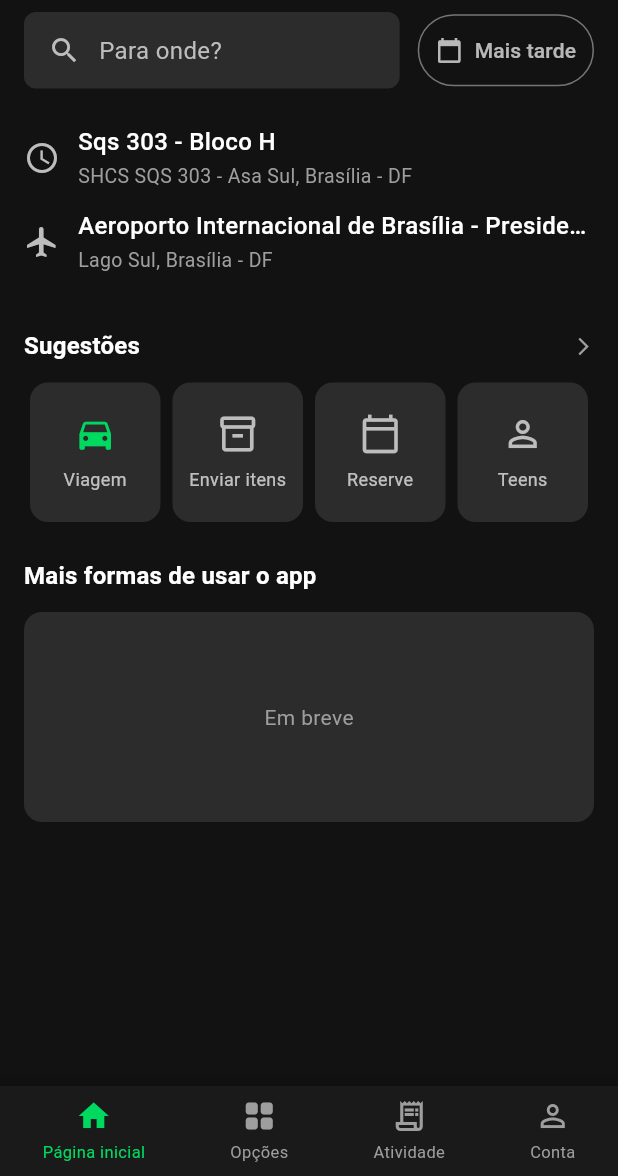
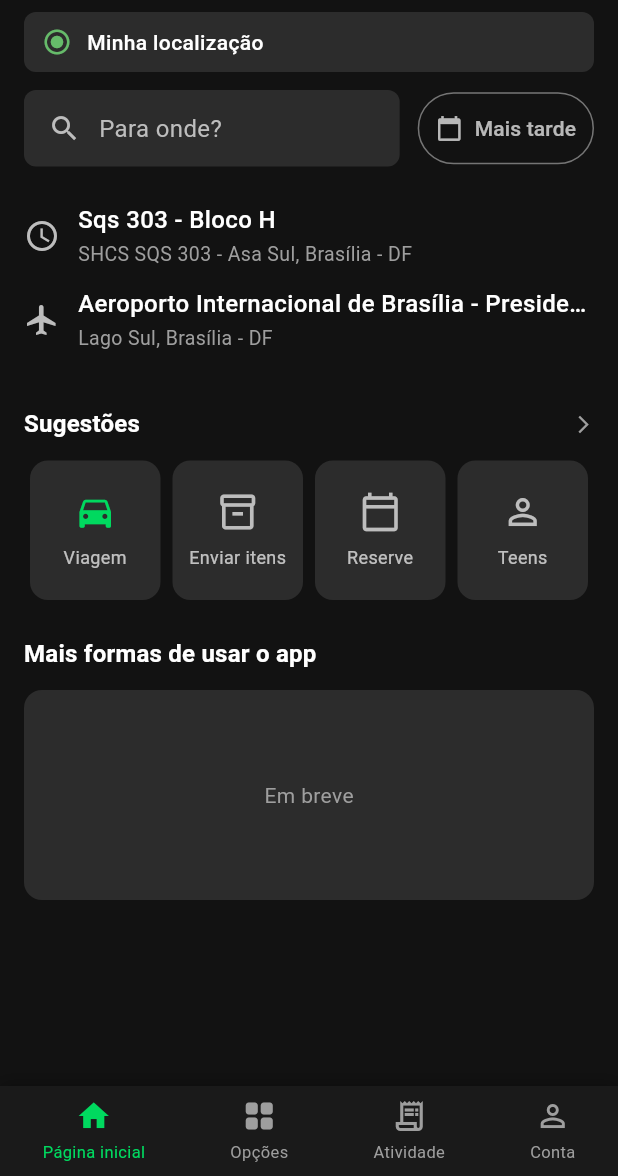
Before and after one commit to bhmtecnologia/rumo, a Flutter app: the screen it shows after launch, after a tap on "Passageiro", on a phone screen of 412 x 824 dp, the part 60-1236 px from its top. Run offline on Flutter 3.47's test engine with Material 3 defaults, Android fonts, the phone set to English and light mode, and no system bars; our stand-ins replace flutter_map, geolocator, latlong2; network calls fail.

Commit message:
feat(rumo_app): origem nas telas, destinos reais e busca por proximidade
- Home do passageiro: exibe origem (embarque) obtida por GPS acima de 'Para onde?'
- Planeje sua viagem: mapa removido; sugestões com coordenadas reais (Aeroporto BSB, Sqs 303)
- Escolher uma viagem: exibe origem e destino no painel (antes do card Rumo)
- Busca de destino: resultados ordenados por proximidade da origem (aeroporto/localidade mais perto primeiro)

Co-authored-by: Cursor <cursoragent@cursor.com>

```diff
--- a/rumo_app/lib/modules/passageiro/screens/passageiro_home_screen.dart
+++ b/rumo_app/lib/modules/passageiro/screens/passageiro_home_screen.dart
@@ -1,4 +1,8 @@
+import 'package:flutter/foundation.dart' show kIsWeb;
 import 'package:flutter/material.dart';
+import 'package:geolocator/geolocator.dart';
+
+import 'package:rumo_app/core/services/nominatim_service.dart';
 
 import 'request_ride_screen.dart';
 
@@ -12,6 +16,59 @@ class PassageiroHomeScreen extends StatefulWidget {
 
 class _PassageiroHomeScreenState extends State<PassageiroHomeScreen> {
   int _currentIndex = 0;
+  String? _originAddress;
+  bool _originLoading = true;
+  String? _originError;
+  final _nominatim = NominatimService();
+
+  @override
+  void initState() {
+    super.initState();
+    _getOrigin();
+  }
+
+  Future<void> _getOrigin() async {
+    setState(() {
+      _originLoading = true;
+      _originError = null;
+    });
+    try {
+      if (!kIsWeb) {
+        final permission = await Geolocator.checkPermission();
+        if (permission == LocationPermission.denied) {
+          final requested = await Geolocator.requestPermission();
+          if (requested == LocationPermission.denied ||
+              requested == LocationPermission.deniedForever) {
+            if (mounted) {
+              setState(() {
+                _originLoading = false;
+                _originError = 'Ative a localização';
+              });
+            }
+            return;
+          }
+        }
+      }
+      final pos = await Geolocator.getCurrentPosition(
+        desiredAccuracy: LocationAccuracy.high,
+      );
+      final address = await _nominatim.reverseGeocode(pos.latitude, pos.longitude);
+      if (mounted) {
+        setState(() {
+          _originAddress = address ?? 'Minha localização';
+          _originLoading = false;
+          _originError = null;
+        });
+      }
+    } catch (e) {
+      if (mounted) {
+        setState(() {
+          _originLoading = false;
+          _originAddress = 'Minha localização';
+        });
+      }
+    }
+  }
 
   static const _recentDestinations = [
     _DestinationItem('Sqs 303 - Bloco H', 'SHCS SQS 303 - Asa Sul, Brasília - DF', Icons.access_time),
@@ -47,6 +104,8 @@ class _PassageiroHomeScreenState extends State<PassageiroHomeScreen> {
                   crossAxisAlignment: CrossAxisAlignment.stretch,
                   children: [
                     const SizedBox(height: 8),
+                    _buildOriginRow(),
+                    const SizedBox(height: 12),
                     _buildSearchBar(),
                     const SizedBox(height: 24),
                     ..._recentDestinations.map((d) => _buildDestinationTile(d)),
@@ -79,6 +138,39 @@ class _PassageiroHomeScreenState extends State<PassageiroHomeScreen> {
                   color: Colors.white,
                   fontWeight: FontWeight.bold,
                 ),
+          ),
+        ],
+      ),
+    );
+  }
+
+  Widget _buildOriginRow() {
+    return Container(
+      padding: const EdgeInsets.symmetric(horizontal: 12, vertical: 10),
+      decoration: BoxDecoration(
+        color: const Color(0xFF2C2C2C),
+        borderRadius: BorderRadius.circular(8),
+      ),
+      child: Row(
+        children: [
+          Icon(Icons.radio_button_checked, size: 20, color: Colors.green[400]),
+          const SizedBox(width: 10),
+          Expanded(
+            child: _originLoading
+                ? Text(
+                    'Obtendo sua localização...',
+                    style: TextStyle(fontSize: 14, color: Colors.grey[400]),
+                  )
+                : Text(
+                    _originError ?? _originAddress ?? 'Embarque',
+                    style: const TextStyle(
+                      fontSize: 14,
+                      color: Colors.white,
+                      fontWeight: FontWeight.w500,
+                    ),
+                    maxLines: 2,
+                    overflow: TextOverflow.ellipsis,
+                  ),
           ),
         ],
       ),
```
Also changed, not shown: rumo_app/lib/modules/passageiro/screens/request_ride_screen.dart (+43 -23 lines), rumo_app/lib/modules/passageiro/screens/trip_choice_screen.dart (+32 -0 lines).
